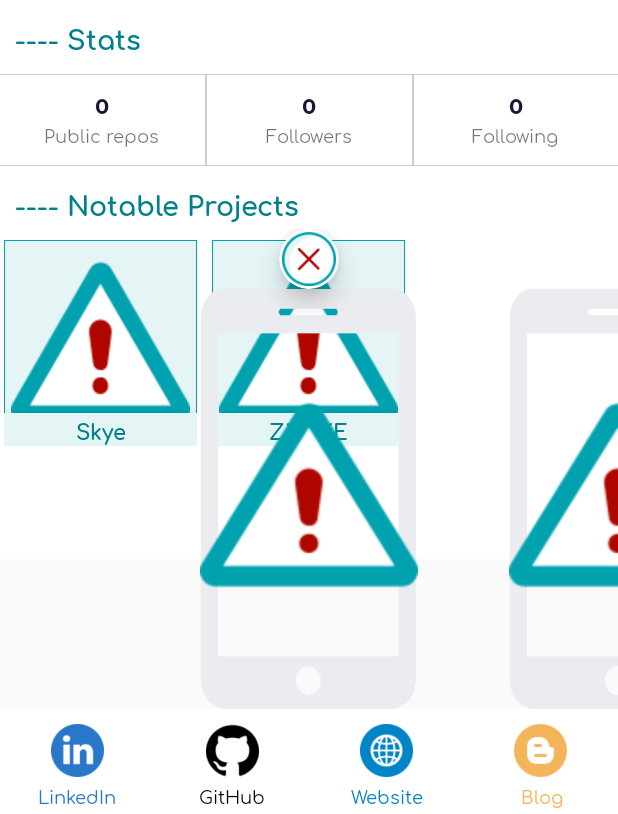
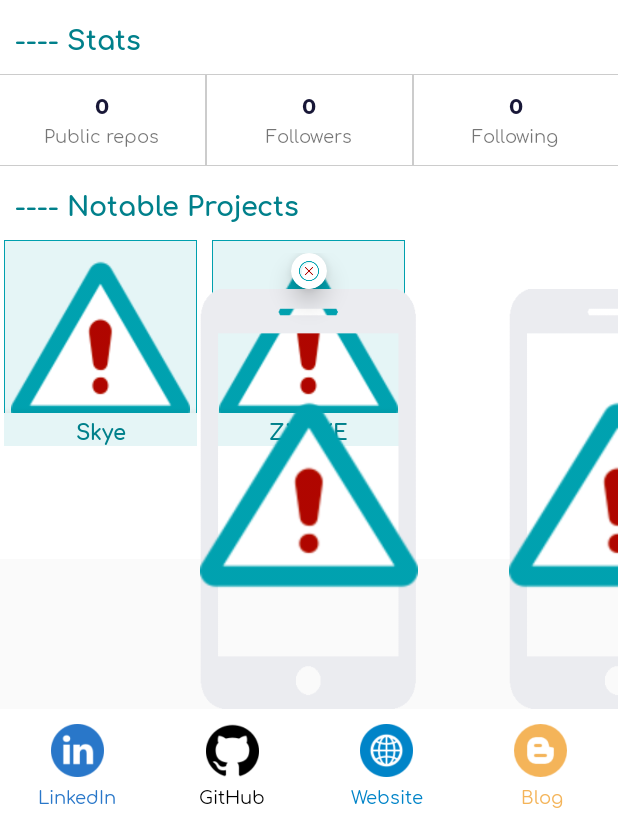
Before and after one commit to ImayaDismas/Dismas, an Android app: the screen it shows after launch (MainActivity), after a tap on "Skye", on a phone screen of 412 x 824 dp, the part 422-1236 px from its top. Run offline under Robolectric (Android 15) with nearby library versions, the phone set to English and light mode, and no system bars; our stand-ins replace CircleImageView, Picasso; pictures from the network do not load.

Commit message:
fixed the on click issues on the adapter layout

```diff
--- a/app/src/main/java/inc/smart/solutions/imayaprofile/MainActivity.java
+++ b/app/src/main/java/inc/smart/solutions/imayaprofile/MainActivity.java
@@ -64,6 +64,7 @@ public class MainActivity extends AppCompatActivity implements View.OnClickListe
     private ViewPager viewPager;
     private ScreenSlidePagerAdapter screenSlidePagerAdapter;
     private int scrolledPagePosition = -1;
+    private int clickedPosition = 0;
 
     @Override
     protected void onCreate(Bundle savedInstanceState) {
@@ -101,6 +102,7 @@ public class MainActivity extends AppCompatActivity implements View.OnClickListe
         gridView.setOnItemClickListener(new AdapterView.OnItemClickListener() {
             @Override
             public void onItemClick(AdapterView<?> parent, View v, int position, long id) {
+                clickedPosition = position;
                 viewPager.setVisibility(View.VISIBLE);
                 setUpPagerAdapter(projects.get(position).getProjectScreenshots());
             }
@@ -249,8 +251,8 @@ public class MainActivity extends AppCompatActivity implements View.OnClickListe
         startActivity(intent);
     }
 
-    public void openPlayStore(int position){
-        openURLExternal(projects.get(position).getProjectUrl());
+    public void openPlayStore(){
+        openURLExternal(projects.get(clickedPosition).getProjectUrl());
     }
 
     private void placeCall(String phone){
--- a/app/src/main/java/inc/smart/solutions/imayaprofile/adapter/ScreenSlidePagerAdapter.java
+++ b/app/src/main/java/inc/smart/solutions/imayaprofile/adapter/ScreenSlidePagerAdapter.java
@@ -64,7 +64,7 @@ public class ScreenSlidePagerAdapter extends PagerAdapter {
         ivImage.setOnClickListener(new View.OnClickListener() {
             @Override
             public void onClick(View v) {
-                ((MainActivity)context).openPlayStore(position);
+                ((MainActivity)context).openPlayStore();
             }
         });
 
--- a/app/src/main/res/layout/slide_screen.xml
+++ b/app/src/main/res/layout/slide_screen.xml
@@ -13,13 +13,13 @@
         android:layout_height="wrap_content"
         app:cardElevation="10dp"
         android:shape="ring"
-        app:cardCornerRadius="40dp"
+        app:cardCornerRadius="24dp"
         android:visibility="invisible">
         <ImageView
-            android:layout_width="40dp"
-            android:layout_height="40dp"
+            android:layout_width="24dp"
+            android:layout_height="24dp"
             android:src="@drawable/close"
-            android:padding="2dp"/>
+            android:padding="5dp"/>
     </androidx.cardview.widget.CardView>
 
     <RelativeLayout
```
